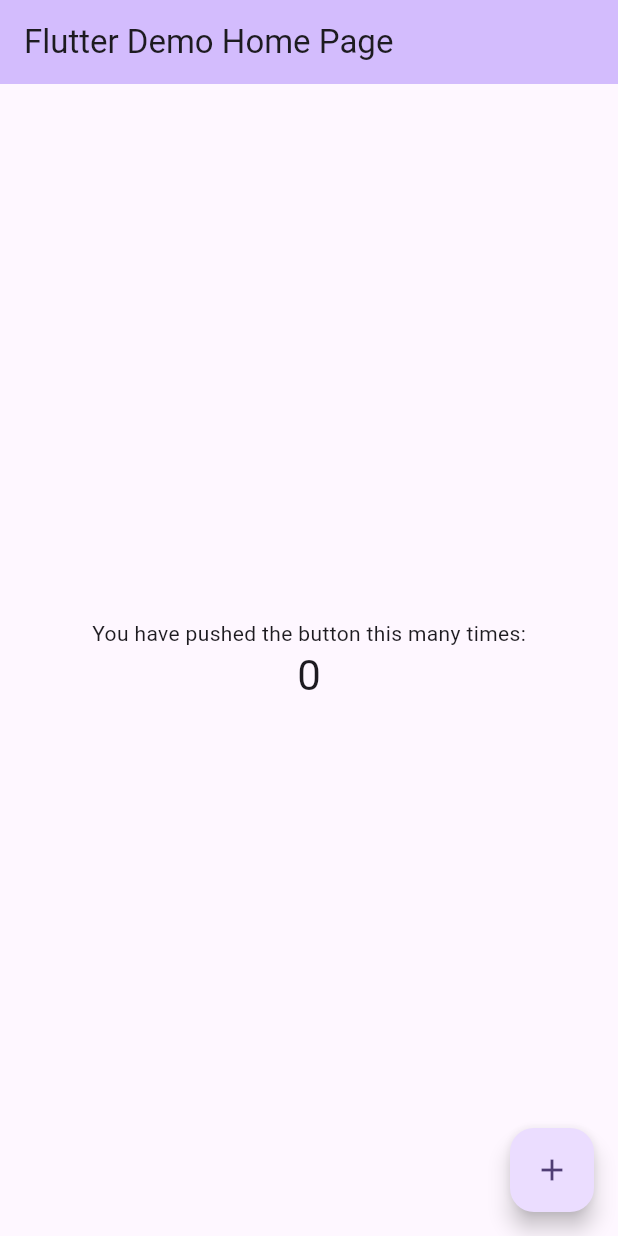
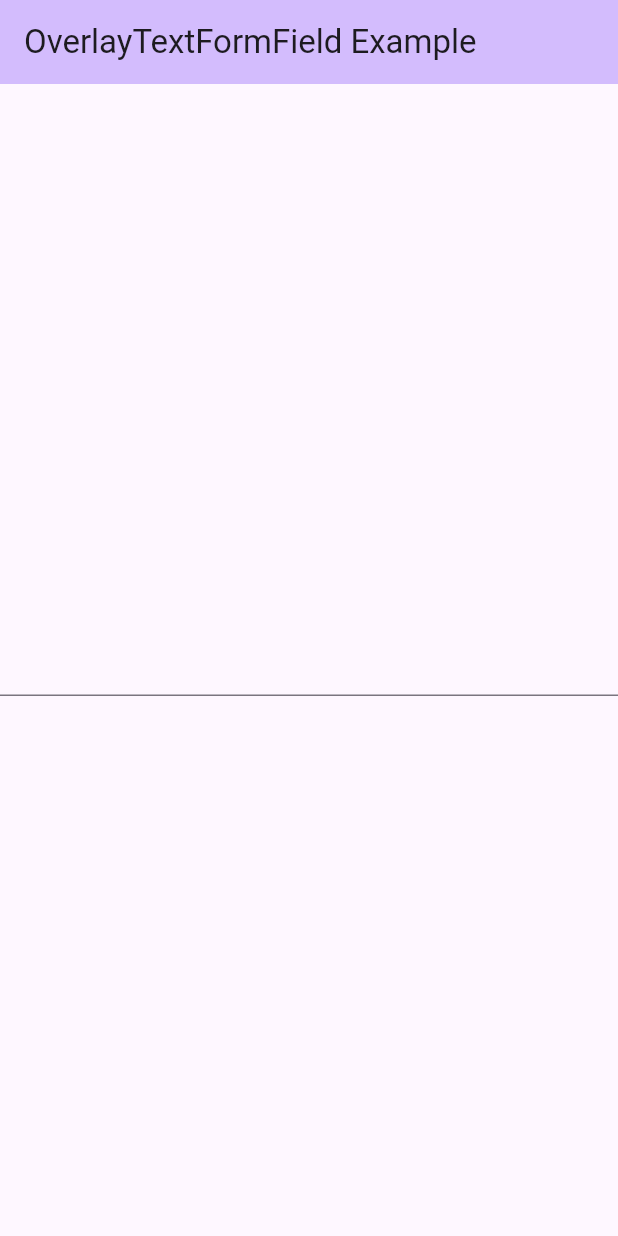
Before and after one commit to MominRaza/overlay_text_form_field, a Flutter app: the screen it shows after launch, on a phone screen of 412 x 824 dp. Run offline on Flutter 3.47's test engine with Material 2 defaults, Android fonts, the phone set to English and light mode, and no system bars.

Commit message:
added working example

```diff
--- a/example/lib/main.dart
+++ b/example/lib/main.dart
@@ -1,4 +1,5 @@
 import 'package:flutter/material.dart';
+import 'package:overlay_text_form_field/overlay_text_form_field.dart';
 
 void main() {
   runApp(const MyApp());
@@ -7,46 +8,21 @@ void main() {
 class MyApp extends StatelessWidget {
   const MyApp({super.key});
 
-  // This widget is the root of your application.
   @override
   Widget build(BuildContext context) {
     return MaterialApp(
-      title: 'Flutter Demo',
+      title: 'OverlayTextFormField Example',
       theme: ThemeData(
-        // This is the theme of your application.
-        //
-        // TRY THIS: Try running your application with "flutter run". You'll see
-        // the application has a blue toolbar. Then, without quitting the app,
-        // try changing the seedColor in the colorScheme below to Colors.green
-        // and then invoke "hot reload" (save your changes or press the "hot
-        // reload" button in a Flutter-supported IDE, or press "r" if you used
-        // the command line to start the app).
-        //
-        // Notice that the counter didn't reset back to zero; the application
-        // state is not lost during the reload. To reset the state, use hot
-        // restart instead.
-        //
-        // This works for code too, not just values: Most code changes can be
-        // tested with just a hot reload.
         colorScheme: ColorScheme.fromSeed(seedColor: Colors.deepPurple),
         useMaterial3: true,
       ),
-      home: const MyHomePage(title: 'Flutter Demo Home Page'),
+      home: const MyHomePage(title: 'OverlayTextFormField Example'),
     );
   }
 }
 
 class MyHomePage extends StatefulWidget {
   const MyHomePage({super.key, required this.title});
-
-  // This widget is the home page of your application. It is stateful, meaning
-  // that it has a State object (defined below) that contains fields that affect
-  // how it looks.
-
-  // This class is the configuration for the state. It holds the values (in this
-  // case the title) provided by the parent (in this case the App widget) and
-  // used by the build method of the State. Fields in a Widget subclass are
-  // always marked "final".
 
   final String title;
 
@@ -55,71 +31,83 @@ class MyHomePage extends StatefulWidget {
 }
 
 class _MyHomePageState extends State<MyHomePage> {
-  int _counter = 0;
+  final controller = TextEditingController();
 
-  void _incrementCounter() {
-    setState(() {
-      // This call to setState tells the Flutter framework that something has
-      // changed in this State, which causes it to rerun the build method below
-      // so that the display can reflect the updated values. If we changed
-      // _counter without calling setState(), then the build method would not be
-      // called again, and so nothing would appear to happen.
-      _counter++;
-    });
+  final users = [
+    {
+      'name': 'Momin Raza',
+      'handle': 'momin',
+    },
+    {
+      'name': 'Zaid Raza',
+      'handle': 'zaid',
+    },
+    {
+      'name': 'Mohd Uzam',
+      'handle': 'uzam',
+    },
+    {
+      'name': 'Hammad Raza',
+      'handle': 'hammad',
+    },
+  ];
+
+  final tags = [
+    'Superman',
+    'Batman',
+    'WonderWoman',
+    'Aquaman',
+    'Cyborg',
+    'TheFlash'
+  ];
+
+  Widget overlayMentionBuilder(query, onOverlaySelect) {
+    return ListView.builder(
+      padding: EdgeInsets.zero,
+      itemBuilder: (context, index) {
+        return (users[index]['handle'] as String).toLowerCase().contains(query)
+            ? ListTile(
+                visualDensity: VisualDensity.compact,
+                leading: const CircleAvatar(),
+                title: Text(users[index]['name'] ?? ''),
+                subtitle: Text('@${users[index]['handle']}'),
+                onTap: () => onOverlaySelect(users[index]['handle']),
+              )
+            : const SizedBox();
+      },
+    );
+  }
+
+  Widget overlayTagBuilder(query, onOverlaySelect) {
+    return ListView.builder(
+      padding: EdgeInsets.zero,
+      itemBuilder: (context, index) {
+        return (tags[index]).toLowerCase().contains(query)
+            ? ListTile(
+                visualDensity: VisualDensity.compact,
+                leading: const CircleAvatar(),
+                title: Text('#${tags[index]}'),
+                onTap: () => onOverlaySelect(tags[index]),
+              )
+            : const SizedBox();
+      },
+    );
   }
 
   @override
   Widget build(BuildContext context) {
-    // This method is rerun every time setState is called, for instance as done
-    // by the _incrementCounter method above.
-    //
-    // The Flutter framework has been optimized to make rerunning build methods
-    // fast, so that you can just rebuild anything that needs updating rather
-    // than having to individually change instances of widgets.
     return Scaffold(
       appBar: AppBar(
-        // TRY THIS: Try changing the color here to a specific color (to
-        // Colors.amber, perhaps?) and trigger a hot reload to see the AppBar
-        // change color while the other colors stay the same.
         backgroundColor: Theme.of(context).colorScheme.inversePrimary,
-        // Here we take the value from the MyHomePage object that was created by
-        // the App.build method, and use it to set our appbar title.
         title: Text(widget.title),
       ),
       body: Center(
-        // Center is a layout widget. It takes a single child and positions it
-        // in the middle of the parent.
-        child: Column(
-          // Column is also a layout widget. It takes a list of children and
-          // arranges them vertically. By default, it sizes itself to fit its
-          // children horizontally, and tries to be as tall as its parent.
-          //
-          // Column has various properties to control how it sizes itself and
-          // how it positions its children. Here we use mainAxisAlignment to
-          // center the children vertically; the main axis here is the vertical
-          // axis because Columns are vertical (the cross axis would be
-          // horizontal).
-          //
-          // TRY THIS: Invoke "debug painting" (choose the "Toggle Debug Paint"
-          // action in the IDE, or press "p" in the console), to see the
-          // wireframe for each widget.
-          mainAxisAlignment: MainAxisAlignment.center,
-          children: <Widget>[
-            const Text(
-              'You have pushed the button this many times:',
-            ),
-            Text(
-              '$_counter',
-              style: Theme.of(context).textTheme.headlineMedium,
-            ),
-          ],
+        child: OverlayTextFormField(
+          controller: controller,
+          overlayMentionBuilder: overlayMentionBuilder,
+          overlayTagBuilder: overlayTagBuilder,
         ),
       ),
-      floatingActionButton: FloatingActionButton(
-        onPressed: _incrementCounter,
-        tooltip: 'Increment',
-        child: const Icon(Icons.add),
-      ), // This trailing comma makes auto-formatting nicer for build methods.
     );
   }
 }
```
